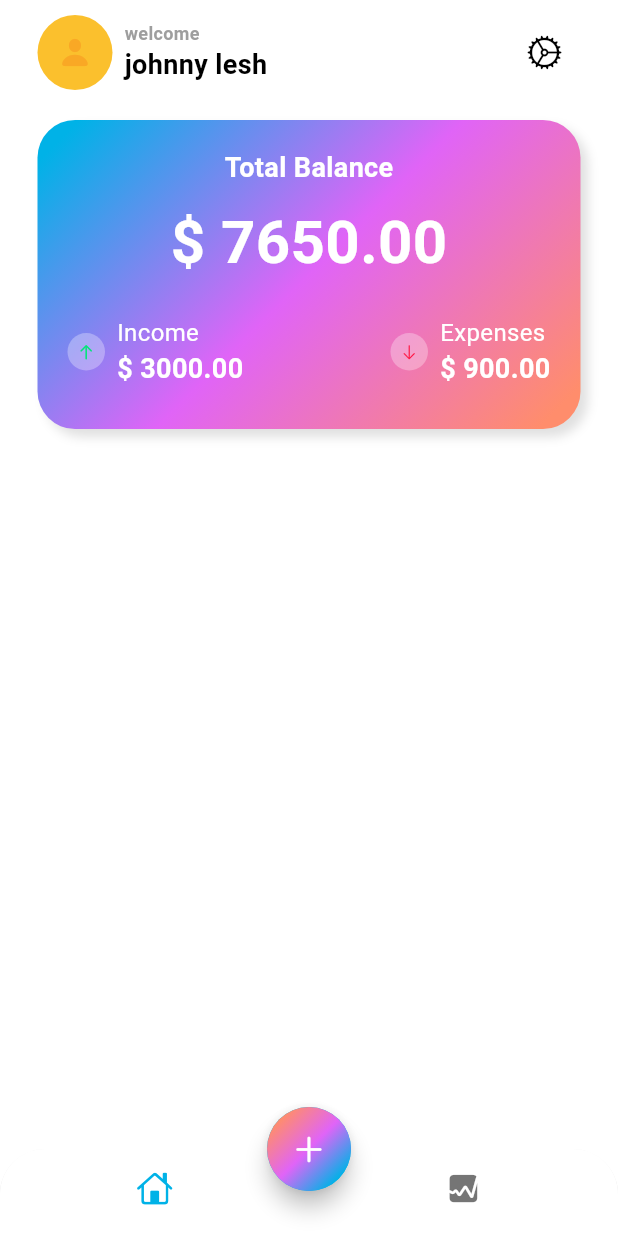
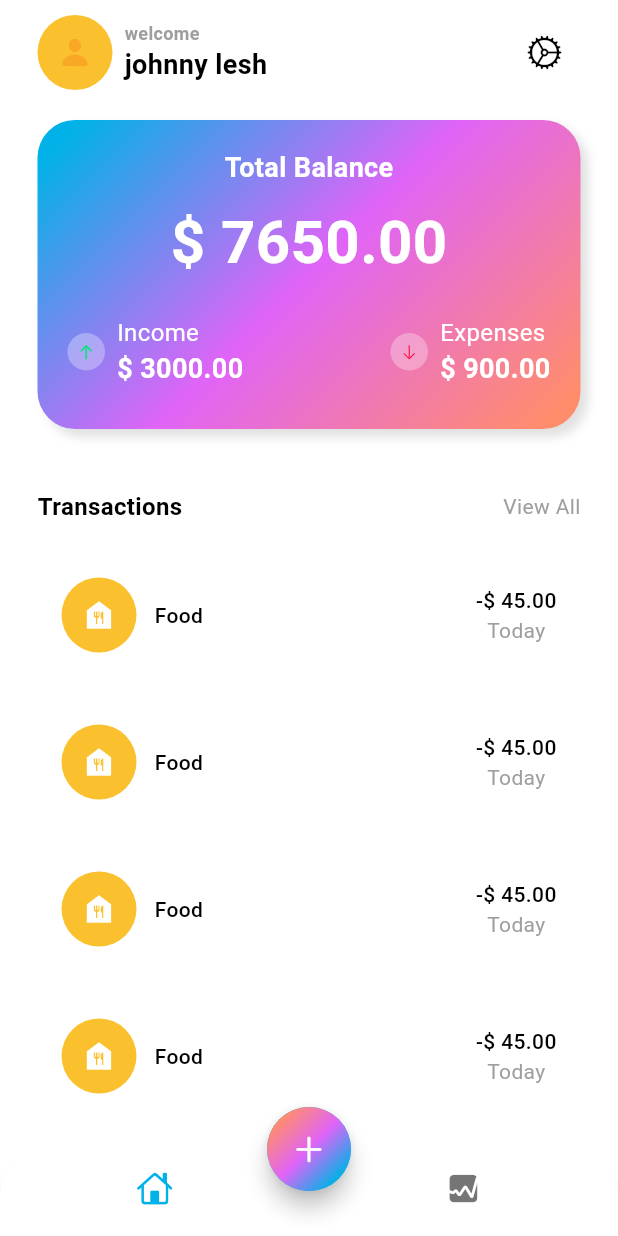
Before and after one commit to bilal-ahmet/expese_tracker_app, a Flutter app: the screen it shows after launch, on a phone screen of 412 x 824 dp. Run offline on Flutter 3.47's test engine with Material 3 defaults, Android fonts, the phone set to English and light mode, and no system bars.

Commit message:
main_page_list_view_builder

```diff
--- a/lib/pages/home/views/main_screen.dart
+++ b/lib/pages/home/views/main_screen.dart
@@ -1,5 +1,5 @@
-import 'dart:math';
-
+import 'package:expese_tracker_app/widgets/credit_card_container_widget.dart';
+import 'package:expese_tracker_app/widgets/list_view_duty.dart';
 import 'package:flutter/cupertino.dart';
 import 'package:flutter/material.dart';
 
@@ -71,136 +71,36 @@
             const SizedBox(
               height: 20,
             ),
-            Container(
-              width: MediaQuery.of(context).size.width,
-              height: MediaQuery.of(context).size.width / 2,
-              decoration: BoxDecoration(
-                  gradient: LinearGradient(colors: [
-                    Theme.of(context).colorScheme.primary,
-                    Theme.of(context).colorScheme.secondary,
-                    Theme.of(context).colorScheme.tertiary,
-                  ], transform: const GradientRotation(pi / 4)),
-                  borderRadius: BorderRadius.circular(25),
-                  boxShadow: [
-                    BoxShadow(color: Colors.grey.shade300, blurRadius: 5, offset: const Offset(5, 5))
-                  ]),
-              child: Column(
-                mainAxisAlignment: MainAxisAlignment.center,
-                children: [
-                  const Text(
-                    "Total Balance",
+            const CreditCardContainer(),
+
+            const SizedBox(height: 40),
+
+            Row(
+              mainAxisAlignment: MainAxisAlignment.spaceBetween,
+              children: [
+                Text(
+                  "Transactions",
+                  style: TextStyle(
+                      fontSize: 16,
+                      fontWeight: FontWeight.bold,
+                      color: Theme.of(context).colorScheme.onBackground),
+                ),
+                GestureDetector(
+                  onTap: () {
+
+                  },
+                  child: Text(
+                    "View All",
                     style: TextStyle(
-                        color: Colors.white,
-                        fontSize: 18,
-                        fontWeight: FontWeight.w600),
+                        fontSize: 14,
+                        fontWeight: FontWeight.w400,
+                        color: Theme.of(context).colorScheme.outline),
                   ),
-                  const SizedBox(
-                    height: 8,
-                  ),
-                  const Text(
-                    "\$ 7650.00",
-                    style: TextStyle(
-                        color: Colors.white,
-                        fontSize: 40,
-                        fontWeight: FontWeight.bold),
-                  ),
-                  const SizedBox(
-                    height: 12,
-                  ),
-                  Padding(
-                    padding:
-                        const EdgeInsets.symmetric(vertical: 8, horizontal: 20),
-                    child: Row(
-                      mainAxisAlignment: MainAxisAlignment.spaceBetween,
-                      children: [
-                        Row(
-                          children: [
-                            Container(
-                              width: 25,
-                              height: 25,
-                              decoration: const BoxDecoration(
-                                color: Colors.white30,
-                                shape: BoxShape.circle,
-                              ),
-                              child: Center(
-                                child: Icon(
-                                  CupertinoIcons.arrow_up,
-                                  size: 12,
-                                  color: Colors.greenAccent.shade400,
-                                ),
-                              ),
-                            ),
-                            const SizedBox(
-                              width: 8,
-                            ),
-                            const Column(
-                              crossAxisAlignment: CrossAxisAlignment.start,
-                              children: [
-                                Text(
-                                  "Income",
-                                  style: TextStyle(
-                                      color: Colors.white,
-                                      fontSize: 16,
-                                      fontWeight: FontWeight.w400),
-                                ),
-                                Text(
-                                  "\$ 3000.00",
-                                  style: TextStyle(
-                                      color: Colors.white,
-                                      fontSize: 18,
-                                      fontWeight: FontWeight.w600),
-                                ),
-                              ],
-                            )
-                          ],
-                        ),
-                        Row(
-                          children: [
-                            Container(
-                              width: 25,
-                              height: 25,
-                              decoration: const BoxDecoration(
-                                color: Colors.white30,
-                                shape: BoxShape.circle,
-                              ),
-                              child: Center(
-                                child: Icon(
-                                  CupertinoIcons.arrow_down,
-                                  size: 12,
-                                  color: Colors.redAccent.shade400,
-                                ),
-                              ),
-                            ),
-                            const SizedBox(
-                              width: 8,
-                            ),
-                            const Column(
-                              crossAxisAlignment: CrossAxisAlignment.start,
-                              children: [
-                                Text(
-                                  "Expenses",
-                                  style: TextStyle(
-                                      color: Colors.white,
-                                      fontSize: 16,
-                                      fontWeight: FontWeight.w400),
-                                ),
-                                Text(
-                                  "\$ 900.00",
-                                  style: TextStyle(
-                                      color: Colors.white,
-                                      fontSize: 18,
-                                      fontWeight: FontWeight.w600),
-                                ),
-                              ],
-                            )
-                          ],
-                        )
-                      ],
-                    ),
-                  )
-                ],
-              ),
-            )
+                ),
+              ],
+            ),
+            const SizedBox(height: 20),
+            const ListViewDuty(),
           ],
         ),
       ),
--- /dev/null
+++ b/lib/widgets/credit_card_container_widget.dart
@@ -0,0 +1,142 @@
+import 'dart:math';
+
+import 'package:flutter/cupertino.dart';
+import 'package:flutter/material.dart';
+
+class CreditCardContainer extends StatelessWidget {
+  const CreditCardContainer({super.key});
+
+  @override
+  Widget build(BuildContext context) {
+    return Container(
+              width: MediaQuery.of(context).size.width,
+              height: MediaQuery.of(context).size.width / 2,
+              decoration: BoxDecoration(
+                  gradient: LinearGradient(colors: [
+                    Theme.of(context).colorScheme.primary,
+                    Theme.of(context).colorScheme.secondary,
+                    Theme.of(context).colorScheme.tertiary,
+                  ], transform: const GradientRotation(pi / 4)),
+                  borderRadius: BorderRadius.circular(25),
+                  boxShadow: [
+                    BoxShadow(color: Colors.grey.shade300, blurRadius: 5, offset: const Offset(5, 5))
+                  ]),
+              child: Column(
+                mainAxisAlignment: MainAxisAlignment.center,
+                children: [
+                  const Text(
+                    "Total Balance",
+                    style: TextStyle(
+                        color: Colors.white,
+                        fontSize: 18,
+                        fontWeight: FontWeight.w600),
+                  ),
+                  const SizedBox(
+                    height: 8,
+                  ),
+                  const Text(
+                    "\$ 7650.00",
+                    style: TextStyle(
+                        color: Colors.white,
+                        fontSize: 40,
+                        fontWeight: FontWeight.bold),
+                  ),
+                  const SizedBox(
+                    height: 12,
+                  ),
+                  Padding(
+                    padding:
+                        const EdgeInsets.symmetric(vertical: 8, horizontal: 20),
+                    child: Row(
+                      mainAxisAlignment: MainAxisAlignment.spaceBetween,
+                      children: [
+                        Row(
+                          children: [
+                            Container(
+                              width: 25,
+                              height: 25,
+                              decoration: const BoxDecoration(
+                                color: Colors.white30,
+                                shape: BoxShape.circle,
+                              ),
+                              child: Center(
+                                child: Icon(
+                                  CupertinoIcons.arrow_up,
+                                  size: 12,
+                                  color: Colors.greenAccent.shade400,
+                                ),
+                              ),
+                            ),
+                            const SizedBox(
+                              width: 8,
+                            ),
+                            const Column(
+                              crossAxisAlignment: CrossAxisAlignment.start,
+                              children: [
+                                Text(
+                                  "Income",
+                                  style: TextStyle(
+                                      color: Colors.white,
+                                      fontSize: 16,
+                                      fontWeight: FontWeight.w400),
+                                ),
+                                Text(
+                                  "\$ 3000.00",
+                                  style: TextStyle(
+                                      color: Colors.white,
+                                      fontSize: 18,
+                                      fontWeight: FontWeight.w600),
+                                ),
+                              ],
+                            )
+                          ],
+                        ),
+                        Row(
+                          children: [
+                            Container(
+                              width: 25,
+                              height: 25,
+                              decoration: const BoxDecoration(
+                                color: Colors.white30,
+                                shape: BoxShape.circle,
+                              ),
+                              child: Center(
+                                child: Icon(
+                                  CupertinoIcons.arrow_down,
+                                  size: 12,
+                                  color: Colors.redAccent.shade400,
+                                ),
+                              ),
+                            ),
+                            const SizedBox(
+                              width: 8,
+                            ),
+                            const Column(
+                              crossAxisAlignment: CrossAxisAlignment.start,
+                              children: [
+                                Text(
+                                  "Expenses",
+                                  style: TextStyle(
+                                      color: Colors.white,
+                                      fontSize: 16,
+                                      fontWeight: FontWeight.w400),
+                                ),
+                                Text(
+                                  "\$ 900.00",
+                                  style: TextStyle(
+                                      color: Colors.white,
+                                      fontSize: 18,
+                                      fontWeight: FontWeight.w600),
+                                ),
+                              ],
+                            )
+                          ],
+                        )
+                      ],
+                    ),
+                  )
+                ],
+              ),
+            );
+  }
+}
--- /dev/null
+++ b/lib/widgets/list_view_duty.dart
@@ -0,0 +1,74 @@
+import 'package:flutter/material.dart';
+
+class ListViewDuty extends StatelessWidget {
+  const ListViewDuty({super.key});
+
+  @override
+  Widget build(BuildContext context) {
+    return Expanded(
+      child: ListView.builder(
+        itemCount: 8,
+        itemBuilder: (context, int i) {
+          return Padding(
+            padding: const EdgeInsets.only(bottom: 16.0),
+            child: Container(
+              decoration: BoxDecoration(
+                  color: Colors.white, borderRadius: BorderRadius.circular(12)),
+              child: Padding(
+                padding: const EdgeInsets.all(16.0),
+                child: Row(
+                  mainAxisAlignment: MainAxisAlignment.spaceBetween,
+                  children: [
+                    Row(
+                      children: [
+                        Stack(
+                          alignment: Alignment.center,
+                          children: [
+                            Container(
+                              width: 50,
+                              height: 50,
+                              decoration: BoxDecoration(
+                                  color: Colors.yellow.shade700, shape: BoxShape.circle),
+                            ),
+                            const Icon(Icons.food_bank, color: Colors.white,)
+                          ],
+                        ),
+                        const SizedBox(width: 12,),
+                        Text(
+                          "Food",
+                          style: TextStyle(
+                              fontSize: 14,
+                              fontWeight: FontWeight.w500,
+                              color: Theme.of(context).colorScheme.onBackground),
+                        ),
+
+                      ],
+                    ),
+                    Column(
+                      children: [
+                        Text(
+                          "-\$ 45.00",
+                          style: TextStyle(
+                              fontSize: 14,
+                              fontWeight: FontWeight.w500,
+                              color: Theme.of(context).colorScheme.onBackground),
+                        ),
+                        Text(
+                          "Today",
+                          style: TextStyle(
+                              fontSize: 14,
+                              fontWeight: FontWeight.w400,
+                              color: Theme.of(context).colorScheme.outline),
+                        ),
+                      ],
+                    )
+                  ],
+                ),
+              ),
+            ),
+          );
+        },
+      ),
+    );
+  }
+}
```
